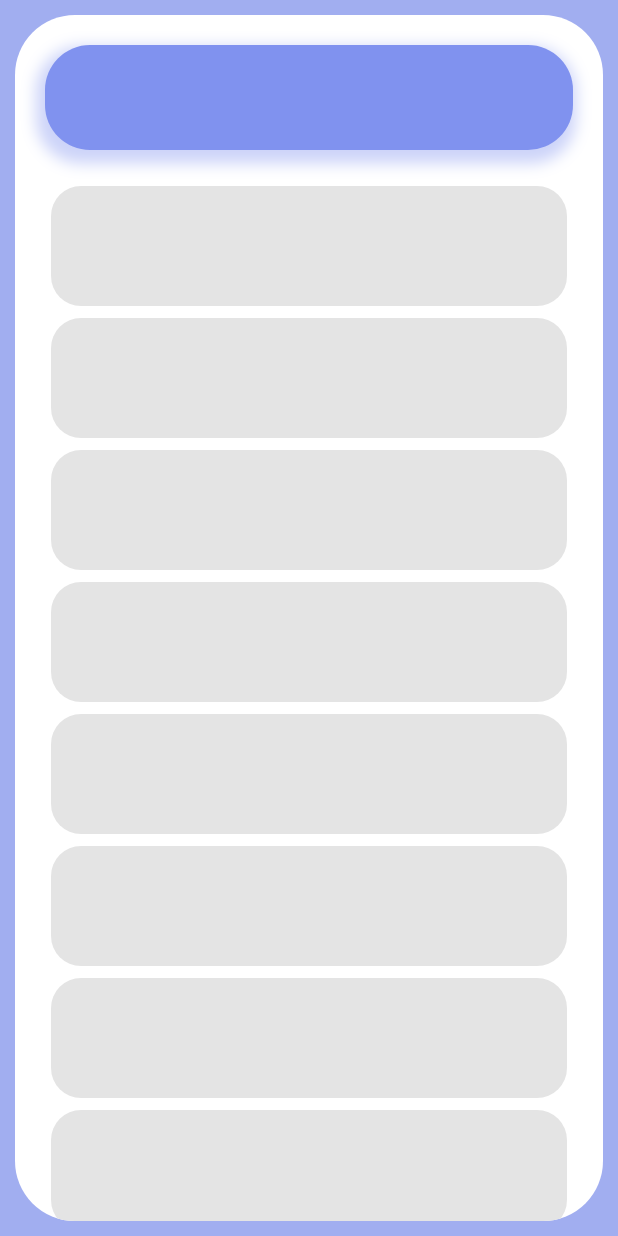
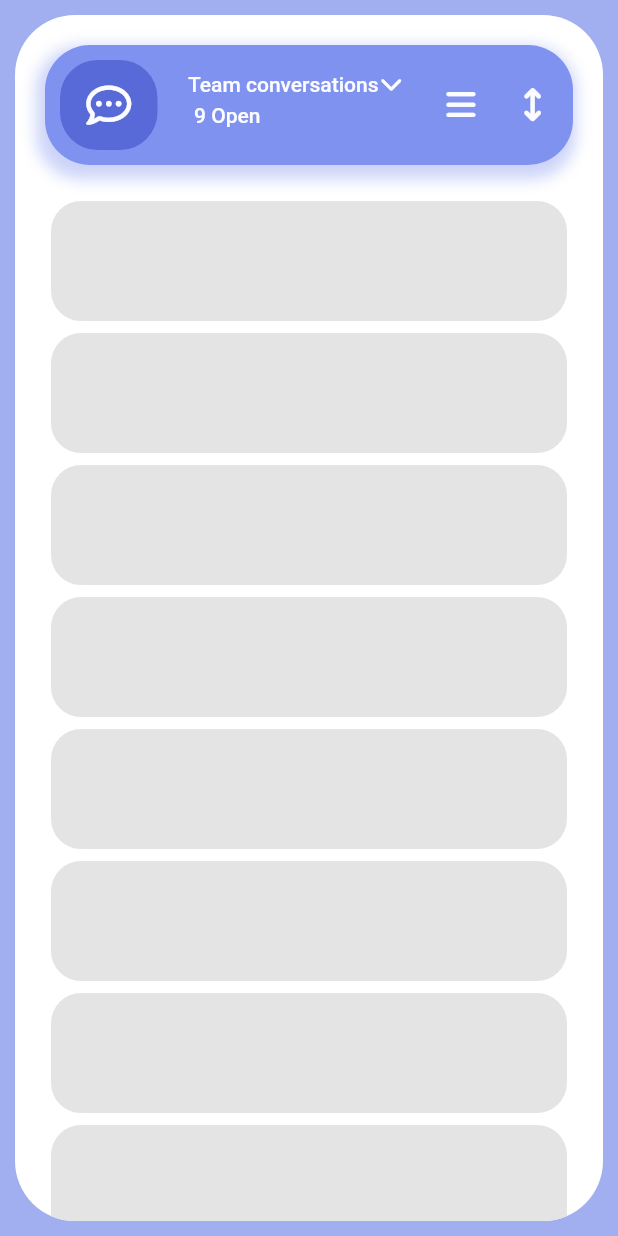
Before and after one commit to SivatharanSTN/User-Information-App, a Flutter app: the screen it shows after launch, on a phone screen of 412 x 824 dp. Run offline on Flutter 3.47's test engine with Material 2 defaults, Android fonts, the phone set to English and light mode, and no system bars; our stand-ins replace font_awesome_flutter.

Commit message:
header component added

```diff
--- a/lib/homepage.dart
+++ b/lib/homepage.dart
@@ -1,4 +1,5 @@
 import 'package:flutter/material.dart';
+import 'package:font_awesome_flutter/font_awesome_flutter.dart';
 // ignore: implementation_imports
 
 class HomePage extends StatelessWidget {
@@ -40,9 +41,10 @@ class HomePage extends StatelessWidget {
 
   Widget headerWidget({required BuildContext context}) {
     return Container(
-      height: 70,
+      height: 80,
       width: MediaQuery.of(context).size.width,
       margin: const EdgeInsets.only(bottom: 20),
+      padding: const EdgeInsets.all(10),
       decoration: BoxDecoration(
         color: const Color(0xff8092EF),
         borderRadius: BorderRadius.circular(30),
@@ -52,6 +54,87 @@ class HomePage extends StatelessWidget {
             spreadRadius: 4,
             blurRadius: 8,
             offset: const Offset(-2, 5),
+          ),
+        ],
+      ),
+      child: Row(
+        crossAxisAlignment: CrossAxisAlignment.center,
+        mainAxisAlignment: MainAxisAlignment.spaceBetween,
+        children: [
+          Container(
+            height: 65,
+            width: 65,
+            decoration: BoxDecoration(
+              color: const Color(0xff586AD7),
+              borderRadius: BorderRadius.circular(25),
+            ),
+            child: const Center(
+              child: FaIcon(
+                FontAwesomeIcons.commentDots,
+                color: Color(0xffFCFCFF),
+                size: 30,
+              ),
+            ),
+          ),
+          TextButton(
+            style: ButtonStyle(
+              foregroundColor: MaterialStateProperty.all(
+                  const Color.fromARGB(255, 16, 18, 20)),
+            ),
+            onPressed: () {},
+            child: Column(
+              crossAxisAlignment: CrossAxisAlignment.start,
+              children: [
+                Row(
+                  children: [
+                    Container(
+                      padding: const EdgeInsets.symmetric(horizontal: 1),
+                      child: const Text(
+                        "Team conversations",
+                        style: TextStyle(
+                          color: Color(0xffFCFCFF),
+                        ),
+                      ),
+                    ),
+                    const FaIcon(
+                      FontAwesomeIcons.chevronDown,
+                      color: Colors.white,
+                      size: 15,
+                    )
+                  ],
+                ),
+                Row(
+                  children: [
+                    Container(
+                      padding: const EdgeInsets.all(5),
+                      child: const Text(
+                        "9 Open",
+                        style: TextStyle(
+                          color: Color(0xffFCFCFF),
+                        ),
+                      ),
+                    )
+                  ],
+                )
+              ],
+            ),
+          ),
+          Container(
+            padding: const EdgeInsets.symmetric(horizontal: 10),
+            child: const FaIcon(
+              FontAwesomeIcons.bars,
+              color: Color(0xffFCFCFF),
+              size: 22,
+            ),
+          ),
+          Container(
+            padding: const EdgeInsets.symmetric(horizontal: 10),
+            child: const FaIcon(
+              // ignore: deprecated_member_use
+              FontAwesomeIcons.arrowsV,
+              color: Color(0xffFCFCFF),
+              size: 22,
+            ),
           ),
         ],
       ),
--- a/pubspec.yaml
+++ b/pubspec.yaml
@@ -34,6 +34,7 @@ dependencies:
   # The following adds the Cupertino Icons font to your application.
   # Use with the CupertinoIcons class for iOS style icons.
   cupertino_icons: ^1.0.2
+  font_awesome_flutter: ^10.1.0
 
 dev_dependencies:
   flutter_test:
```
Also changed, not shown: pubspec.lock.
